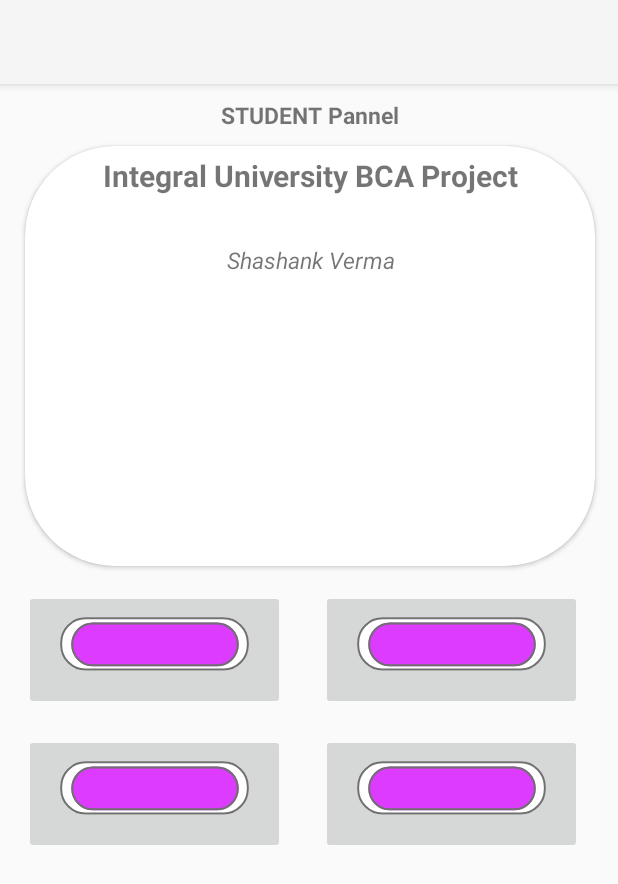
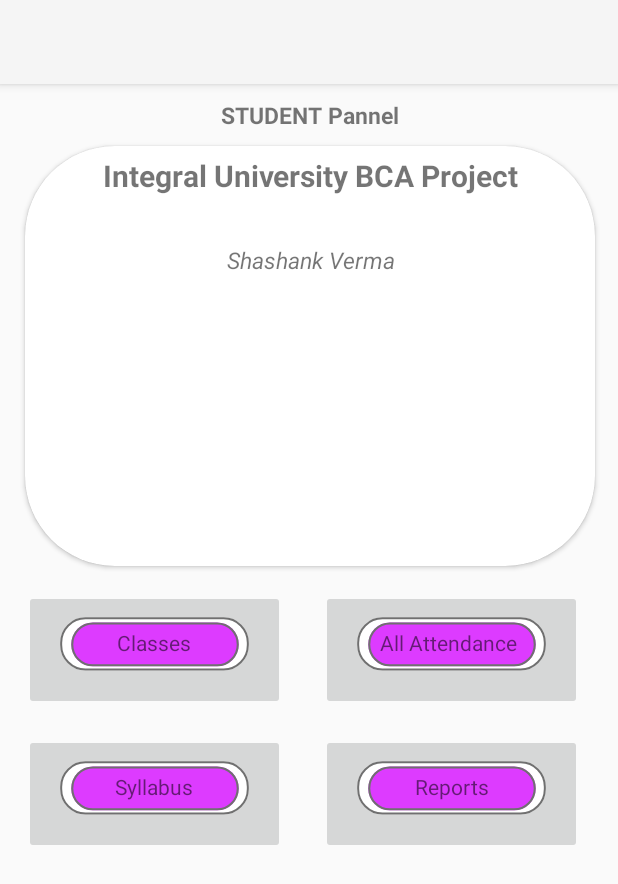
Before and after one commit to nikhilsaps/Attendify, an Android app: the StudDataLvlActivity screen opened directly, with no data from a screen before it, on a phone screen of 412 x 824 dp. Shown: the top 884 px of the screen. Run offline under Robolectric (Android 15) with nearby library versions, the phone set to English and light mode, and no system bars.

Commit message:
Improved UI  +  added  Class view  for clasees

```diff
--- a/app/src/main/java/com/sinnikhy/attendify/student/StudDataLvlActivity.kt
+++ b/app/src/main/java/com/sinnikhy/attendify/student/StudDataLvlActivity.kt
@@ -8,6 +8,7 @@
 import android.os.Bundle
 import android.provider.MediaStore
 import android.widget.Button
+import android.widget.ImageButton
 import android.widget.ImageView
 import android.widget.Toast
 import androidx.appcompat.app.AppCompatActivity
@@ -27,7 +28,7 @@
             == PackageManager.PERMISSION_DENIED)
             ActivityCompat.requestPermissions(this, arrayOf(Manifest.permission.CAMERA), cameraRequest)
         imageView = findViewById(R.id.imageView)
-        val photoButton: Button = findViewById(R.id.capture_button)
+        val photoButton: ImageButton = findViewById(R.id.imageButton1)
         photoButton.setOnClickListener {
             val cameraIntent = Intent(MediaStore.ACTION_IMAGE_CAPTURE)
             startActivityForResult(cameraIntent, cameraRequest)
--- a/app/src/main/java/com/sinnikhy/attendify/teacher/TeachActivity.kt
+++ b/app/src/main/java/com/sinnikhy/attendify/teacher/TeachActivity.kt
@@ -18,7 +18,6 @@
         teachbtn.setOnClickListener {
             if( userNameText.text.toString()=="teacher"&& passwordText.text.toString()=="teacher"){
                 startActivity(Intent(this, TeachDataLvlActivity::class.java))
-                finish()
             }
             else {
                 Toast.makeText(this, "Wrong Input",Toast.LENGTH_SHORT).show()
--- a/app/src/main/java/com/sinnikhy/attendify/teacher/TeachClassView.kt
+++ b/app/src/main/java/com/sinnikhy/attendify/teacher/TeachClassView.kt
@@ -1,5 +1,6 @@
 package com.sinnikhy.attendify.teacher
 
+import android.content.Intent
 import android.database.Cursor
 import androidx.appcompat.app.AppCompatActivity
 import android.os.Bundle
@@ -15,6 +16,7 @@
 import androidx.recyclerview.widget.GridLayoutManager
 import androidx.recyclerview.widget.LinearLayoutManager
 import androidx.recyclerview.widget.RecyclerView
+import com.sinnikhy.attendify.ParticularClassView
 import com.sinnikhy.attendify.R
 import com.sinnikhy.attendify.datashow.StudRecycAdapter
 import java.text.FieldPosition
@@ -64,6 +66,9 @@
     }
     fun clisk(pos:Int){
         Toast.makeText(this,"${dataArray[pos].classname} $pos",Toast.LENGTH_SHORT).show()
+        var intent = Intent(this,ParticularClassView::class.java)
+        intent.putExtra("Class_Name",dataArray[pos].classname)
+        startActivity(intent)
     }
     private fun logAllTableNames() {
         val dbcl = ClaDatabaseHandler(this)
--- a/app/src/main/java/com/sinnikhy/attendify/teacher/TeachClassViewAdapter.kt
+++ b/app/src/main/java/com/sinnikhy/attendify/teacher/TeachClassViewAdapter.kt
@@ -33,7 +33,7 @@
         val ItemsViewModel = CLlist[position]
         holder.classname.text=ItemsViewModel.classname
 
-        holder.imgcard.setImageResource(R.drawable.person_ic)
+       // holder.imgcard.setImageResource(R.drawable.person_ic)
         holder.itemView.setOnClickListener {
             itemClickListener?.onItemClick(position)
         }
--- a/app/src/main/java/com/sinnikhy/attendify/teacher/TeachDataLvlActivity.kt
+++ b/app/src/main/java/com/sinnikhy/attendify/teacher/TeachDataLvlActivity.kt
@@ -29,7 +29,6 @@
         open_Class_View.setOnClickListener {
             val intent= Intent(this,TeachClassView::class.java)
             startActivity(intent)
-            finish();
         }
 
 
--- a/app/src/main/res/layout/activity_stud_data_lvl.xml
+++ b/app/src/main/res/layout/activity_stud_data_lvl.xml
@@ -124,4 +124,51 @@
         app:layout_constraintStart_toStartOf="parent"
         app:layout_constraintTop_toBottomOf="@+id/studcapture_button" />
 
+    <TextView
+        android:id="@+id/textView7"
+        android:layout_width="170dp"
+        android:layout_height="70dp"
+        android:gravity="center"
+        android:paddingBottom="10dp"
+        android:text="Classes"
+        app:layout_constraintBottom_toBottomOf="@+id/imageButton1"
+
+        app:layout_constraintEnd_toEndOf="@+id/imageButton1"
+        app:layout_constraintStart_toStartOf="@+id/imageButton1"
+        app:layout_constraintTop_toTopOf="@+id/imageButton1" />
+
+    <TextView
+        android:layout_width="170dp"
+        android:layout_height="70dp"
+        android:layout_marginEnd="4dp"
+        android:gravity="center"
+        android:paddingBottom="10dp"
+        android:text="All Attendance"
+        app:layout_constraintBottom_toBottomOf="@+id/imageButton2"
+        app:layout_constraintEnd_toEndOf="@+id/imageButton2"
+        app:layout_constraintStart_toStartOf="@+id/imageButton2"
+        app:layout_constraintTop_toTopOf="@+id/imageButton2" />
+
+    <TextView
+        android:layout_width="170dp"
+        android:layout_height="70dp"
+        android:gravity="center"
+        android:paddingBottom="10dp"
+        android:text="Syllabus"
+        app:layout_constraintBottom_toBottomOf="@+id/imageButton3"
+        app:layout_constraintEnd_toEndOf="@+id/imageButton3"
+        app:layout_constraintStart_toStartOf="@+id/imageButton3"
+        app:layout_constraintTop_toTopOf="@+id/imageButton3" />
+
+    <TextView
+        android:layout_width="170dp"
+        android:layout_height="70dp"
+        android:gravity="center"
+        android:paddingBottom="10dp"
+        android:text="Reports"
+        app:layout_constraintBottom_toBottomOf="@+id/studcapture_button"
+        app:layout_constraintEnd_toEndOf="@+id/studcapture_button"
+        app:layout_constraintStart_toStartOf="@+id/studcapture_button"
+        app:layout_constraintTop_toTopOf="@+id/studcapture_button" />
+
 </androidx.constraintlayout.widget.ConstraintLayout>
```
Also changed, not shown: app/src/main/AndroidManifest.xml (+7 -7 lines), app/src/main/java/com/sinnikhy/attendify/ParticularClassView.kt (added, +14 -0 lines), app/src/main/java/com/sinnikhy/attendify/teacher/ClaDatabaseHandler.kt (+14 -0 lines), app/src/main/res/drawable/class_card_outline.xml (added, +12 -0 lines), app/src/main/res/layout/activity_particular_class_view.xml (added, +64 -0 lines), app/src/main/res/layout/activity_teach_class_view.xml (+0 -20 lines), app/src/main/res/layout/activity_teach_data_lvl.xml (+42 -2 lines), app/src/main/res/layout/card_class_recyc.xml (+4 -4 lines).
